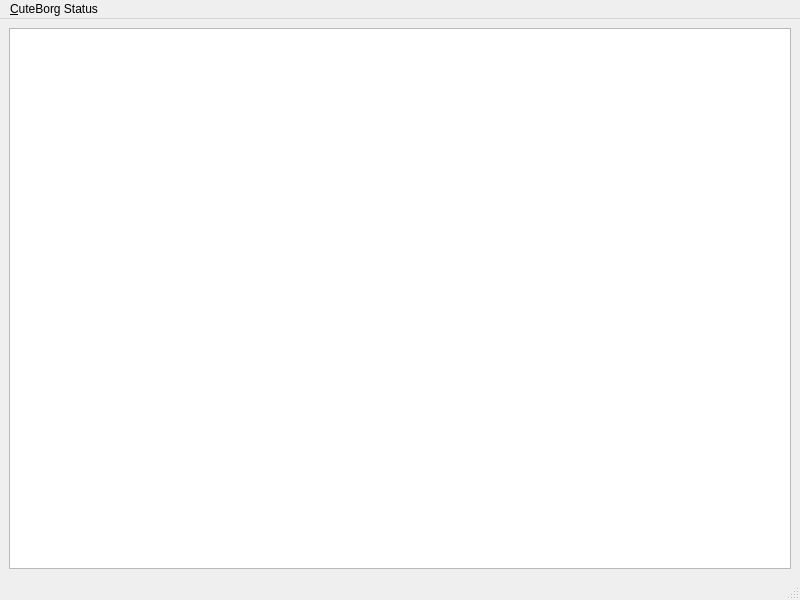
This is data/ui/trayicon/ui_main.ui in horazont/cuteborg as Qt 5 draws it before an edit. The edited form follows.
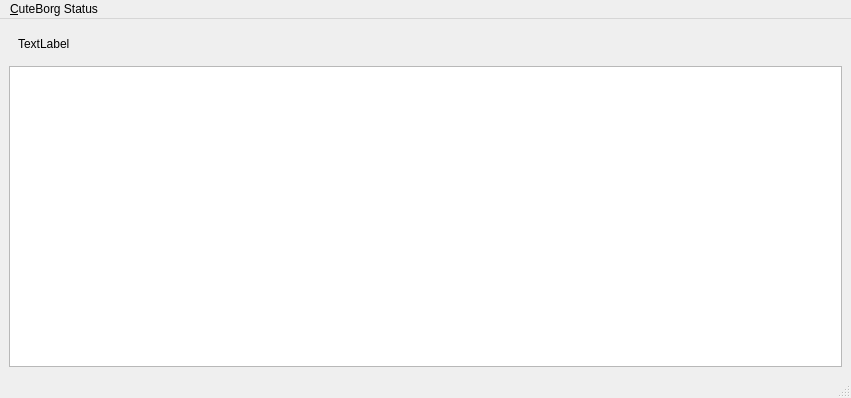
This is the edited form.

Patch:
```diff
--- a/data/ui/trayicon/ui_main.ui
+++ b/data/ui/trayicon/ui_main.ui
@@ -6,8 +6,8 @@
    <rect>
     <x>0</x>
     <y>0</y>
-    <width>800</width>
-    <height>600</height>
+    <width>851</width>
+    <height>398</height>
    </rect>
   </property>
   <property name="windowTitle">
@@ -15,6 +15,41 @@
   </property>
   <widget class="QWidget" name="centralwidget">
    <layout class="QVBoxLayout" name="verticalLayout">
+    <item>
+     <widget class="QWidget" name="status_box" native="true">
+      <layout class="QHBoxLayout" name="horizontalLayout">
+       <item>
+        <widget class="QLabel" name="status_icon">
+         <property name="sizePolicy">
+          <sizepolicy hsizetype="Minimum" vsizetype="Preferred">
+           <horstretch>0</horstretch>
+           <verstretch>0</verstretch>
+          </sizepolicy>
+         </property>
+         <property name="text">
+          <string>TextLabel</string>
+         </property>
+        </widget>
+       </item>
+       <item>
+        <widget class="QLabel" name="status_label">
+         <property name="sizePolicy">
+          <sizepolicy hsizetype="Expanding" vsizetype="Preferred">
+           <horstretch>0</horstretch>
+           <verstretch>0</verstretch>
+          </sizepolicy>
+         </property>
+         <property name="text">
+          <string/>
+         </property>
+         <property name="wordWrap">
+          <bool>true</bool>
+         </property>
+        </widget>
+       </item>
+      </layout>
+     </widget>
+    </item>
     <item>
      <widget class="QTableView" name="jobs_view">
       <property name="editTriggers">
@@ -59,7 +94,7 @@
     <rect>
      <x>0</x>
      <y>0</y>
-     <width>800</width>
+     <width>851</width>
      <height>25</height>
     </rect>
    </property>
```
Left out of the diff: 6 changed lines with no effect on the pictures.
